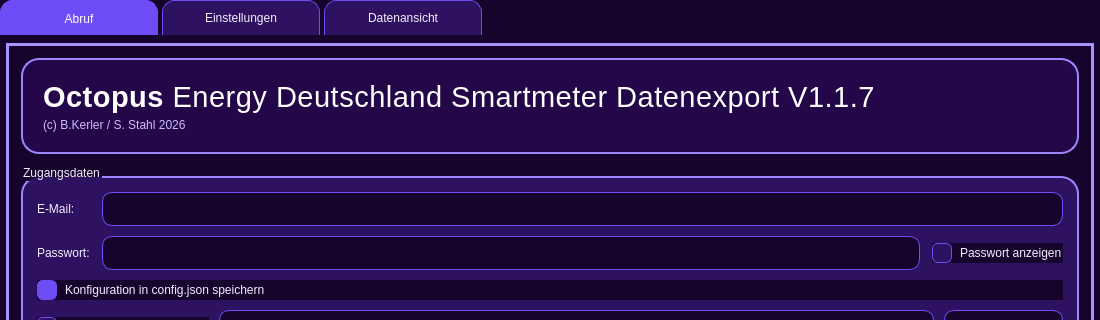
bkerler/octopusdetool, file octopusdetool/octopusdetool_gui.ui: the form before one commit; both pictures show x 0 to 1100 and y 0 to 320 of the 1100 by 860 pixel window.
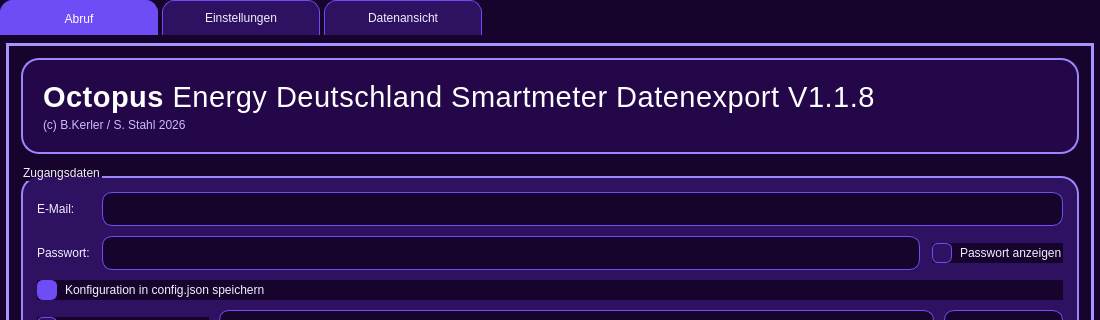
The form after the commit.

```diff
--- a/octopusdetool/octopusdetool_gui.ui
+++ b/octopusdetool/octopusdetool_gui.ui
@@ -532,7 +532,7 @@
               <item>
                <widget class="QLabel" name="heroTitleLabel">
                 <property name="text">
-                 <string>&lt;html&gt;&lt;head/&gt;&lt;body&gt;&lt;p&gt;&lt;span style=&quot;font-family:'Ubuntu Sans'; font-size:22pt; font-weight:700; color:#ffffff;&quot;&gt;Octopus&lt;/span&gt;&lt;span style=&quot;font-family:'Ubuntu Sans'; font-size:22pt; font-weight:300; color:#ffffff;&quot;&gt; Energy Deutschland Smartmeter Datenexport V1.1.7&lt;/span&gt;&lt;/p&gt;&lt;/body&gt;&lt;/html&gt;</string>
+                 <string>&lt;html&gt;&lt;head/&gt;&lt;body&gt;&lt;p&gt;&lt;span style=&quot;font-family:'Ubuntu Sans'; font-size:22pt; font-weight:700; color:#ffffff;&quot;&gt;Octopus&lt;/span&gt;&lt;span style=&quot;font-family:'Ubuntu Sans'; font-size:22pt; font-weight:300; color:#ffffff;&quot;&gt; Energy Deutschland Smartmeter Datenexport V1.1.8&lt;/span&gt;&lt;/p&gt;&lt;/body&gt;&lt;/html&gt;</string>
                 </property>
                 <property name="wordWrap">
                  <bool>true</bool>
```
Left out of the diff: 2 changed lines with no effect on the pictures.
